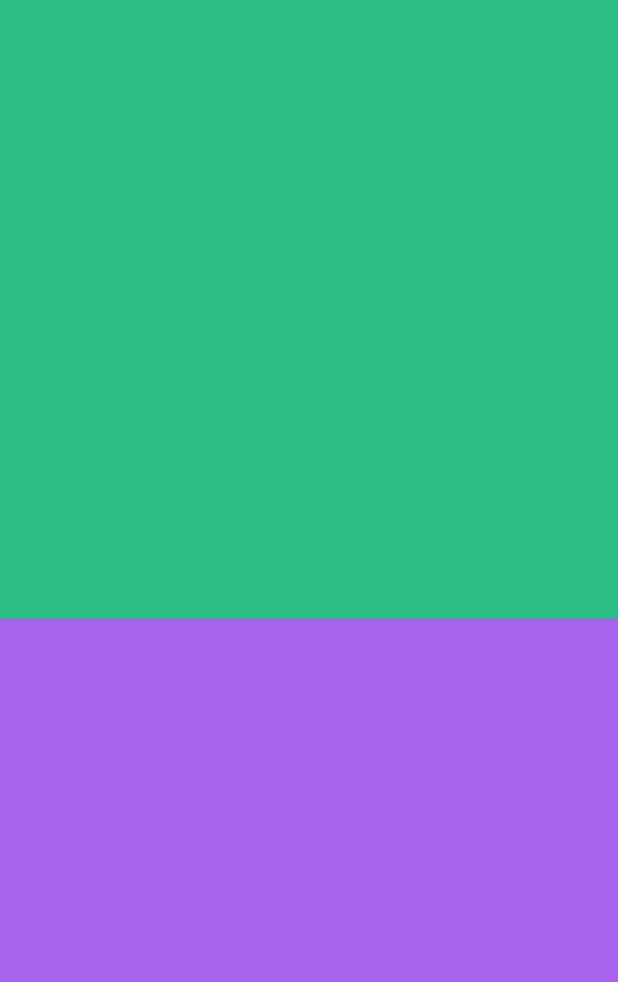
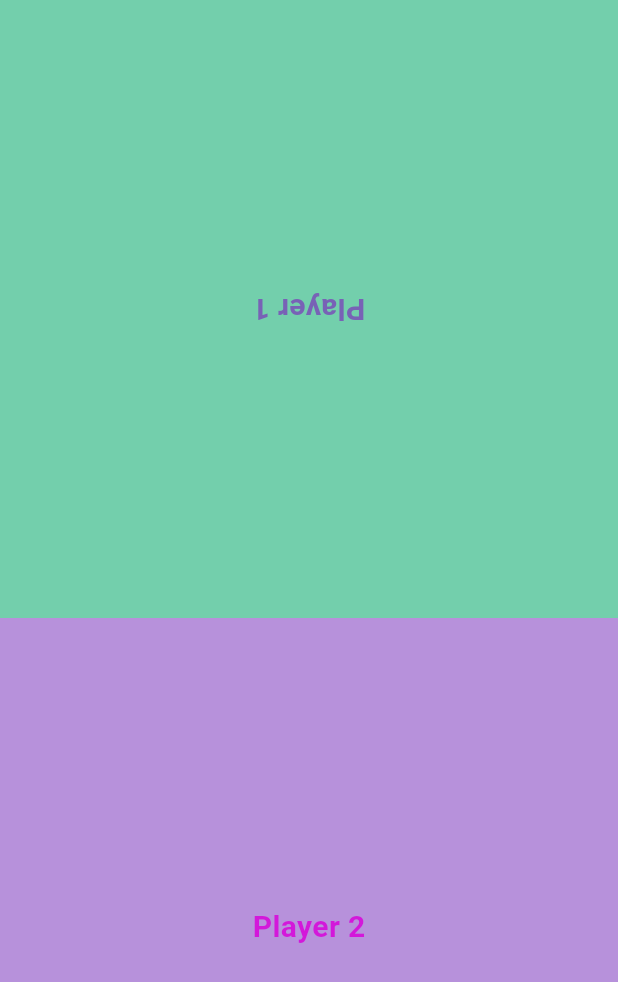
Before and after one commit to charan-nunnabhatla/faster-tap, a Flutter app: the screen it shows after launch, on a phone screen of 412 x 824 dp. Shown: the top 982 px of the screen. Run offline on Flutter 3.47's test engine with Material 2 defaults, Android fonts, the phone set to English and light mode, and no system bars; Roboto replaces fonts that are missing (arial).

Commit message:
added lables

```diff
--- a/lib/fastertappage.dart
+++ b/lib/fastertappage.dart
@@ -1,13 +1,14 @@
 import 'package:faster_tap/main.dart';
 import 'package:flutter/material.dart';
-import 'dart:ui' as ui;
 
 class FasterTapPage extends State<FasterTapState> {
   int count = 0;
   late double xRatio = tall(context) / 2;
   late double yRatio = tall(context) / 2;
-  int step = 40;
+  int step = 10;
   bool done = false;
+  bool xWon = false;
+  bool yWon = false;
   // double height = 0;
   // double height = ui.window.physicalSize.height;
 
@@ -17,16 +18,22 @@ class FasterTapPage extends State<FasterTapState> {
   }
 
   void checkHeight(double x, double y) {
+    if (x > y) {
+      xWon = true;
+    } else {
+      yWon = true;
+    }
+
     if (x <= 30 || y <= 30) {
       setState(() {
         done = true;
         if (done) {
           showDialog(
-            barrierDismissible: false,
+              barrierDismissible: false,
               context: context,
               builder: (BuildContext context) {
                 return AlertDialog(
-                  title: Text('You won'),
+                  title: xWon ? const Text('Player 1 Won') : const Text('Player 2 Won'),
                   actions: [
                     TextButton(
                         onPressed: () {
@@ -38,7 +45,7 @@ class FasterTapPage extends State<FasterTapState> {
                           });
                           Navigator.pop(context);
                         },
-                        child: Text('Done'))
+                        child: const Text('Done'))
                   ],
                 );
               });
@@ -46,7 +53,6 @@ class FasterTapPage extends State<FasterTapState> {
       });
     }
   }
-
 
   @override
   Widget build(BuildContext context) {
@@ -66,9 +72,20 @@ class FasterTapPage extends State<FasterTapState> {
                 });
               },
               child: Container(
-                color: Color.fromARGB(255, 42, 189, 132),
+                color: Color.fromARGB(255, 115, 207, 172),
                 height: xRatio,
-                // child: Center(child: Text('${xRatio.toInt()}')),
+                child: const Center(
+                    child: RotatedBox(
+                  quarterTurns: 2,
+                  child: Text(
+                    'Player 1',
+                    style: TextStyle(
+                        fontSize: 20,
+                        fontWeight: FontWeight.w600,
+                        fontFamily: 'arial',
+                        color: Color.fromARGB(255, 120, 98, 182)),
+                  ),
+                )),
               ),
             ),
           ),
@@ -84,9 +101,17 @@ class FasterTapPage extends State<FasterTapState> {
                 });
               },
               child: Container(
-                color: Color.fromARGB(255, 168, 98, 235),
+                color: Color.fromARGB(255, 183, 145, 219),
                 height: yRatio,
-                // child: Center(child: Text('${yRatio.toInt()}')),
+                child: const Center(
+                    child: Text(
+                  'Player 2',
+                  style: TextStyle(
+                      fontSize: 20,
+                      fontWeight: FontWeight.w600,
+                      fontFamily: 'arial',
+                      color: Color.fromARGB(255, 211, 24, 218)),
+                )),
               ),
             ),
           ),
```
